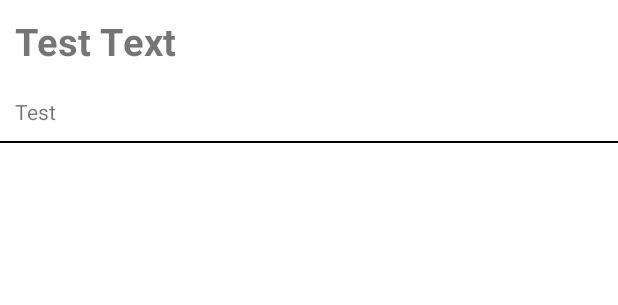
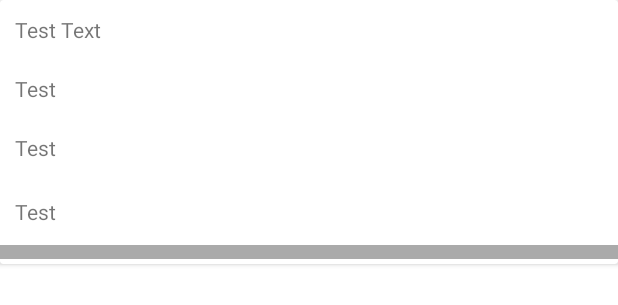
Before and after one commit to utateamfive/UniversityBazaarSystemTeam5, an Android app: the layout searchcard.xml on its own in the app's theme, with its tools: preview values and no code run, on a phone screen of 412 x 824 dp. Shown: the top 305 px of the screen. Run offline under Robolectric (Android 15) with nearby library versions, the phone set to English and light mode, and no system bars.

Commit message:
Add files via upload
Layouts for search

```diff
--- a/app/src/main/res/layout/activity_search.xml
+++ b/app/src/main/res/layout/activity_search.xml
@@ -6,18 +6,9 @@
     android:layout_height="match_parent"
     tools:context=".search_activity">
 
+    <androidx.recyclerview.widget.RecyclerView
+        android:id="@+id/search_list"
+        android:layout_width="match_parent"
+        android:layout_height="match_parent" />
 
-    <ListView
-        android:layout_width="match_parent"
-        android:layout_height="wrap_content"
-        android:id="@android:id/list"/>
-
-    <TextView
-        android:layout_width="wrap_content"
-        android:layout_height="wrap_content"
-        android:id="@+id/noresults"
-        android:layout_centerInParent="true"
-        android:text="Nn Results"
-        android:textSize="20sp"
-        android:visibility="gone"/>
 </RelativeLayout>
--- a/app/src/main/res/layout/searchcard.xml
+++ b/app/src/main/res/layout/searchcard.xml
@@ -1,29 +1,64 @@
 <?xml version="1.0" encoding="utf-8"?>
-<LinearLayout xmlns:android="http://schemas.android.com/apk/res/android"
+<androidx.cardview.widget.CardView xmlns:android="http://schemas.android.com/apk/res/android"
     xmlns:app="http://schemas.android.com/apk/res-auto"
     xmlns:tools="http://schemas.android.com/tools"
     android:layout_width="match_parent"
-    android:layout_height="match_parent"
+    android:layout_height="wrap_content"
     android:orientation="vertical">
+
+    <androidx.constraintlayout.widget.ConstraintLayout
+        android:layout_width="match_parent"
+        android:layout_height="176dp">
+
+        <TextView
+            android:id="@+id/card_authorname"
+            android:layout_width="match_parent"
+            android:layout_height="wrap_content"
+            android:padding="10dp"
+            android:text="Test"
+            app:layout_constraintTop_toBottomOf="@+id/card_category"
+            tools:layout_editor_absoluteX="0dp" />
+
+        <TextView
+            android:id="@+id/card_description"
+            android:layout_width="match_parent"
+            android:layout_height="wrap_content"
+            android:layout_marginTop="3dp"
+            android:padding="10dp"
+            android:text="Test"
+            app:layout_constraintTop_toBottomOf="@+id/card_authorname"
+            tools:layout_editor_absoluteX="0dp" />
+
+        <TextView
+            android:id="@+id/card_category"
+            android:layout_width="match_parent"
+            android:layout_height="wrap_content"
+            android:padding="10dp"
+            android:text="Test"
+            app:layout_constraintEnd_toEndOf="parent"
+            app:layout_constraintHorizontal_bias="0.0"
+            app:layout_constraintStart_toStartOf="parent"
+            app:layout_constraintTop_toBottomOf="@+id/card_title" />
 
         <TextView
             android:id="@+id/card_title"
             android:layout_width="match_parent"
             android:layout_height="wrap_content"
+            android:padding="10dp"
             android:text="Test Text"
-            android:textSize="25sp"
-            android:textStyle="bold"
-            android:padding="10dp"/>
-        <TextView
-            android:id="@+id/card_description"
+            app:layout_constraintEnd_toEndOf="parent"
+            app:layout_constraintStart_toStartOf="parent"
+            app:layout_constraintTop_toTopOf="parent" />
+
+        <View
             android:layout_width="match_parent"
-            android:layout_height="wrap_content"
-            android:padding="10dp"
-            android:text="Test"/>
-    <View
-        android:layout_width="match_parent"
-        android:layout_height="1dp"
-        android:background="#000000">
-
-    </View>
-</LinearLayout>
+            android:layout_height="9dp"
+            android:layout_marginTop="3dp"
+            android:layout_marginBottom="4dp"
+            android:background="@android:color/darker_gray"
+            app:layout_constraintBottom_toBottomOf="parent"
+            app:layout_constraintEnd_toEndOf="parent"
+            app:layout_constraintStart_toStartOf="parent"
+            app:layout_constraintTop_toBottomOf="@+id/card_description" />
+    </androidx.constraintlayout.widget.ConstraintLayout>
+</androidx.cardview.widget.CardView>
```
